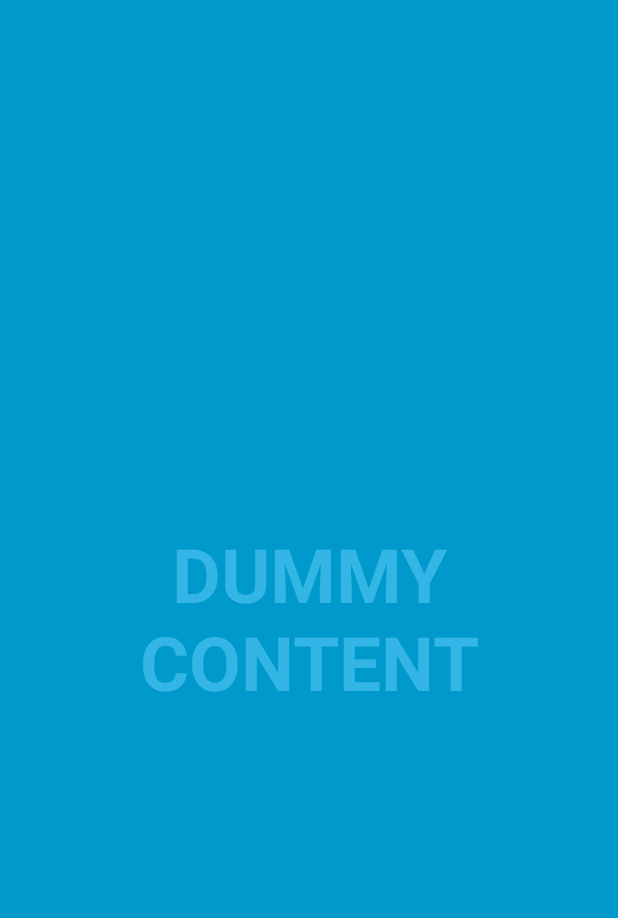
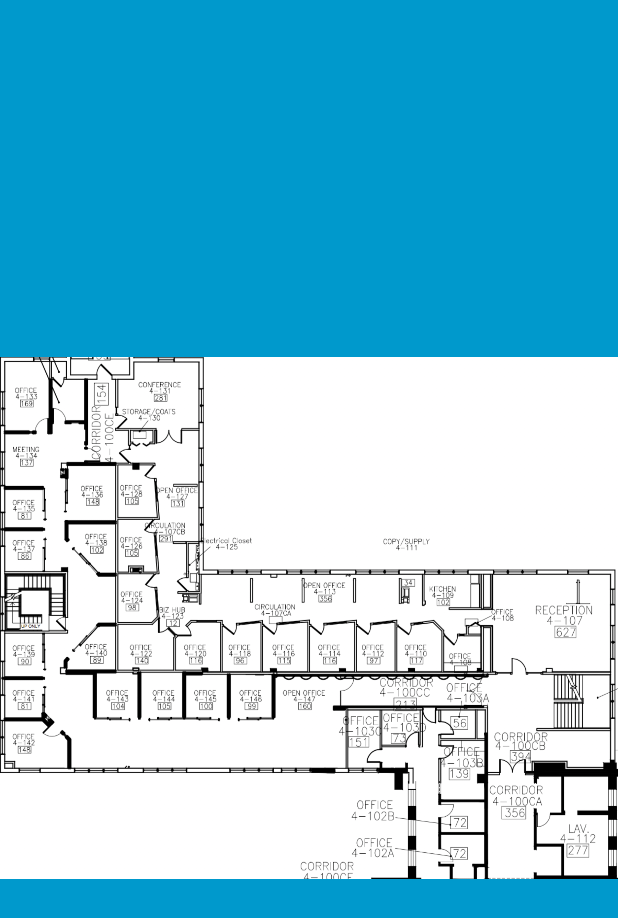
Before and after one commit to tologon/WiFi-Location, an Android app: the screen it shows after launch (MapActivity), on a phone screen of 412 x 824 dp. Shown: the top 918 px of the screen. Run offline under Robolectric (Android 15) with nearby library versions, the phone set to English and light mode, and no system bars.

Commit message:
Display crude map of Dobbs Hall (first floor) of the WIT.

```diff
--- a/app/src/main/java/com/tologon/android/wifilocation/MapActivity.java
+++ b/app/src/main/java/com/tologon/android/wifilocation/MapActivity.java
@@ -7,6 +7,7 @@ import android.os.Bundle;
 import android.os.Handler;
 import android.view.MotionEvent;
 import android.view.View;
+import android.widget.ImageView;
 
 /**
  * An example full-screen activity that shows and hides the system UI (i.e.
@@ -31,7 +32,7 @@ public class MapActivity extends AppCompatActivity {
      */
     private static final int UI_ANIMATION_DELAY = 300;
     private final Handler mHideHandler = new Handler();
-    private View mContentView;
+    private ImageView mContentView;
     private final Runnable mHidePart2Runnable = new Runnable() {
         @SuppressLint("InlinedApi")
         @Override
@@ -91,7 +92,8 @@ public class MapActivity extends AppCompatActivity {
 
         mVisible = true;
         mControlsView = findViewById(R.id.fullscreen_content_controls);
-        mContentView = findViewById(R.id.fullscreen_content);
+        mContentView = (ImageView) findViewById(R.id.fullscreen_content);
+        mContentView.setImageResource(R.drawable.dobbs_hall_1);
 
 
         // Set up the user interaction to manually show or hide the system UI.
@@ -105,7 +107,7 @@ public class MapActivity extends AppCompatActivity {
         // Upon interacting with UI controls, delay any scheduled hide()
         // operations to prevent the jarring behavior of controls going away
         // while interacting with the UI.
-        findViewById(R.id.dummy_button).setOnTouchListener(mDelayHideTouchListener);
+        //findViewById(R.id.dummy_button).setOnTouchListener(mDelayHideTouchListener);
     }
 
     @Override
--- a/app/src/main/res/layout/activity_map.xml
+++ b/app/src/main/res/layout/activity_map.xml
@@ -8,7 +8,7 @@
     <!-- The primary full-screen view. This can be replaced with whatever view
          is needed to present your content, e.g. VideoView, SurfaceView,
          TextureView, etc. -->
-    <TextView
+    <ImageView
         android:id="@+id/fullscreen_content"
         android:layout_width="match_parent"
         android:layout_height="match_parent"
@@ -36,14 +36,6 @@
             android:orientation="horizontal"
             tools:ignore="UselessParent">
 
-            <Button
-                android:id="@+id/dummy_button"
-                style="?metaButtonBarButtonStyle"
-                android:layout_width="0dp"
-                android:layout_height="wrap_content"
-                android:layout_weight="1"
-                android:text="@string/dummy_button" />
-
         </LinearLayout>
     </FrameLayout>
 
--- /dev/null
+++ b/app/src/main/res/values/ids.xml
@@ -0,0 +1,6 @@
+<?xml version="1.0" encoding="utf-8"?>
+<resources>
+    <item name="fullscreen_content_controls" type="id" />
+    <item name="fullscreen_content" type="id" />
+    <item name="dummy_button" type="id" />
+</resources>
```
Also changed, not shown: app/src/main/res/drawable/dobbs_hall_1.png (added).
